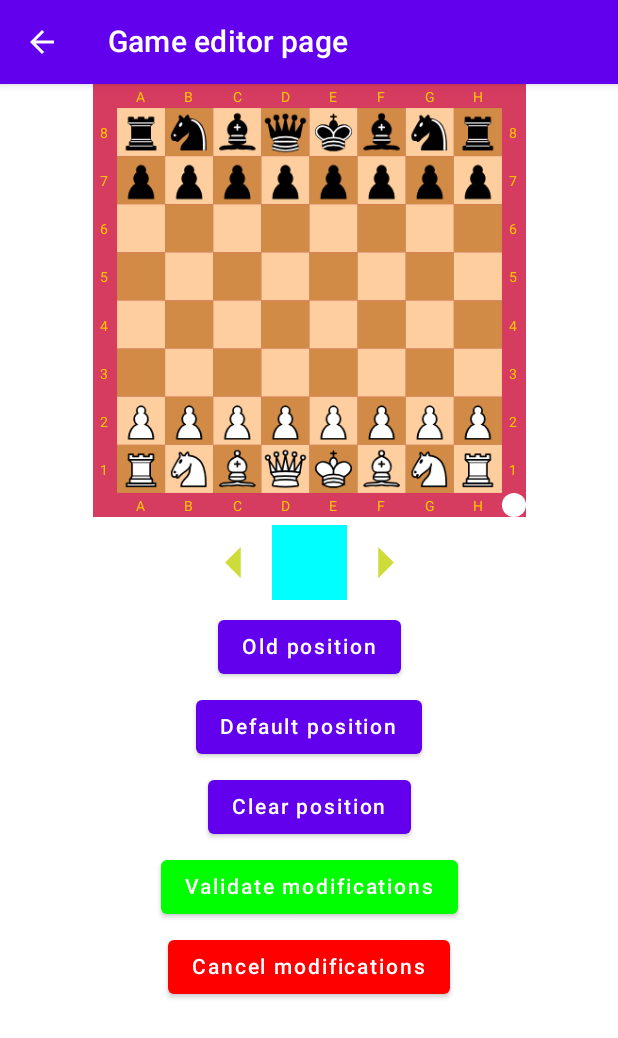
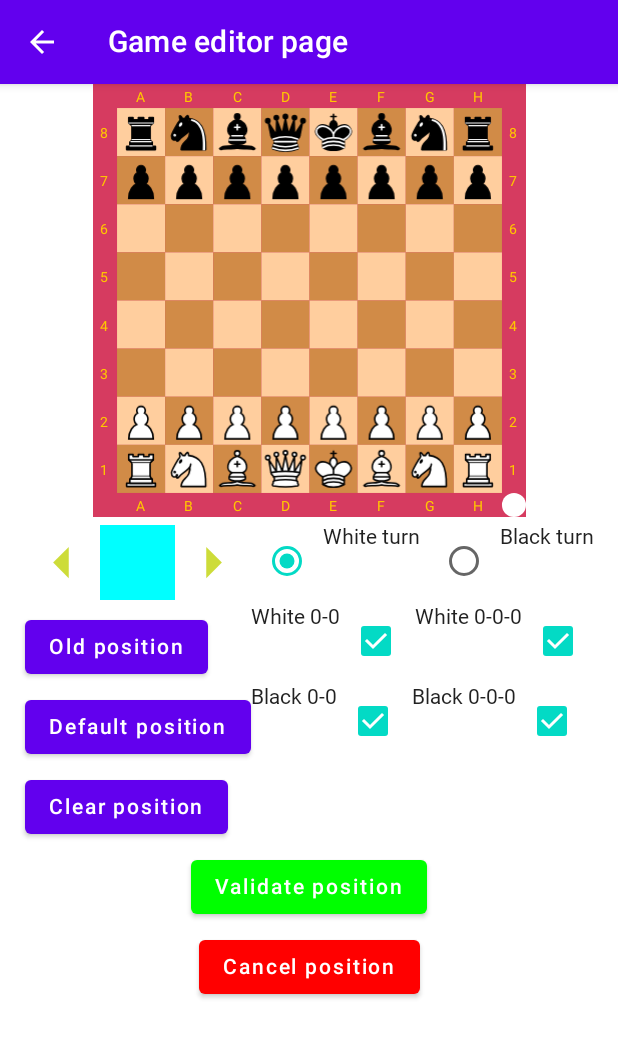
Before and after one commit to loloof64/ChessExercisesOrganizerJetpackCompose, an Android app built with Jetpack Compose: the composable GameEditorPage called with empty values, on a phone screen of 412 x 824 dp. Shown: the top 1038 px of the screen. Run offline under Robolectric (Android 15) with nearby library versions, the phone set to English and light mode, and no system bars; network calls fail; Roboto replaces fonts that are not available here.

Commit message:
Going on implementing game editor page #2.

```diff
--- a/app/src/main/java/com/loloof64/chessexercisesorganizer/ui/pages/GameEditorPage.kt
+++ b/app/src/main/java/com/loloof64/chessexercisesorganizer/ui/pages/GameEditorPage.kt
@@ -18,14 +18,16 @@ import androidx.navigation.NavHostController
 import com.loloof64.chessexercisesorganizer.R
 import com.loloof64.chessexercisesorganizer.ui.components.*
 import com.loloof64.chessexercisesorganizer.ui.theme.ChessExercisesOrganizerJetpackComposeTheme
-import com.loloof64.chessexercisesorganizer.utils.fenBoardPartToPiecesArray
-import com.loloof64.chessexercisesorganizer.utils.toBoardFen
+import com.loloof64.chessexercisesorganizer.utils.*
+import kotlinx.coroutines.coroutineScope
+import kotlinx.coroutines.launch
 
 @Composable
 fun PositionEditor(
     modifier: Modifier = Modifier,
     oldPosition: String,
-    handlePositionChanged: (String) -> Unit
+    handlePositionChanged: (String) -> Unit,
+    handleIllegalPosition: () -> Unit,
 ) {
     val configuration = LocalConfiguration.current
     val screenWidth = configuration.screenWidthDp.dp
@@ -44,6 +46,26 @@ fun PositionEditor(
 
     var currentPiece by rememberSaveable {
         mutableStateOf('.')
+    }
+
+    var whiteTurn by rememberSaveable {
+        mutableStateOf(true)
+    }
+
+    var white00 by rememberSaveable {
+        mutableStateOf(positionFen.hasWhite00())
+    }
+
+    var white000 by rememberSaveable {
+        mutableStateOf(positionFen.hasWhite000())
+    }
+
+    var black00 by rememberSaveable {
+        mutableStateOf(positionFen.hasBlack00())
+    }
+
+    var black000 by rememberSaveable {
+        mutableStateOf(positionFen.hasBlack000())
     }
 
     fun updatePosition(file: Int, rank: Int) {
@@ -71,8 +93,17 @@ fun PositionEditor(
     }
 
     fun validate() {
-        // todo check if position is legal
-        // todo notify user otherwise
+        val board = positionFen.toBoard()
+        val legalPosition = board.checkValidityCompletely()
+        if (!legalPosition) {
+            handleIllegalPosition()
+            return
+        }
+        /*
+        Update castle flags correctly,
+        as creating a board from FEN automatically adjusts castle flags
+         */
+        positionFen = board.fen
         handlePositionChanged(positionFen)
         //todo change mode callback
     }
@@ -85,16 +116,52 @@ fun PositionEditor(
         currentPiece = newValue
     }
 
-    if (isLandscape) {
-        Row(modifier = modifier) {
-            EditableChessBoard(
-                modifier = Modifier.size(screenHeight * 0.8f),
-                positionFen = positionFen,
-                handleValueUpdate = ::updatePosition
-            )
+    fun setWhiteTurn() {
+        whiteTurn = true
+        positionFen = positionFen.setWhiteTurn()
+        handlePositionChanged(positionFen)
+    }
 
-            Spacer(modifier = Modifier.size(5.dp))
+    fun setBlackTurn() {
+        whiteTurn = false
+        positionFen = positionFen.setBlackTurn()
+        handlePositionChanged(positionFen)
+    }
 
+    fun toggleWhite00() {
+        white00 = !white00
+        positionFen = positionFen.toggleWhite00()
+        handlePositionChanged(positionFen)
+    }
+
+    fun toggleWhite000() {
+        white000 = !white000
+        positionFen = positionFen.toggleWhite000()
+        handlePositionChanged(positionFen)
+    }
+
+    fun toggleBlack00() {
+        black00 = !black00
+        positionFen = positionFen.toggleBlack00()
+        handlePositionChanged(positionFen)
+    }
+
+    fun toggleBlack000() {
+        black000 = !black000
+        positionFen = positionFen.toggleBlack000()
+        handlePositionChanged(positionFen)
+    }
+
+    SideEffect {
+        whiteTurn = positionFen.isWhiteTurn()
+        white00 = positionFen.hasWhite00()
+        white000 = positionFen.hasWhite000()
+        black00 = positionFen.hasBlack00()
+        black000 = positionFen.hasBlack000()
+    }
+
+    @Composable
+    fun positionButtonsZone() {
         Column {
             ChessPieceSelector(
                 modifier = Modifier.size(30.dp),
@@ -114,9 +181,40 @@ fun PositionEditor(
             Button(onClick = ::clearPosition) {
                 Text(context.getString(R.string.clear_posiiton))
             }
+        }
+    }
 
+    @Composable
+    fun fieldsZone() {
+        Column {
+            Row {
+                RadioButton(selected = whiteTurn, onClick = ::setWhiteTurn)
+                Text(context.getString(R.string.white_turn))
                 Spacer(modifier = Modifier.size(5.dp))
+                RadioButton(selected = !whiteTurn, onClick = ::setBlackTurn)
+                Text(context.getString(R.string.black_turn))
+            }
+            Spacer(modifier = Modifier.size(5.dp))
+            Row {
+                Text(context.getString(R.string.white00))
+                Checkbox(checked = white00, onCheckedChange = {toggleWhite00()})
+                Spacer(modifier = Modifier.size(2.dp))
+                Text(context.getString(R.string.white000))
+                Checkbox(checked = white000, onCheckedChange = {toggleWhite000()})
+            }
+            Spacer(modifier = Modifier.size(5.dp))
+            Row {
+                Text(context.getString(R.string.black00))
+                Checkbox(checked = black00, onCheckedChange = {toggleBlack00()})
+                Spacer(modifier = Modifier.size(2.dp))
+                Text(context.getString(R.string.black000))
+                Checkbox(checked = black000, onCheckedChange = {toggleBlack000()})
+            }
+        }
+    }
 
+    @Composable
+    fun validationButtonsZone() {
         Button(
             onClick = ::validate,
             colors = ButtonDefaults.buttonColors(
@@ -138,6 +236,28 @@ fun PositionEditor(
             Text(context.getString(R.string.cancel_position))
         }
     }
+
+    if (isLandscape) {
+        Row(modifier = modifier) {
+            EditableChessBoard(
+                modifier = Modifier.size(screenHeight * 0.8f),
+                positionFen = positionFen,
+                handleValueUpdate = ::updatePosition
+            )
+
+            Spacer(modifier = Modifier.size(5.dp))
+
+            Column(horizontalAlignment = Alignment.CenterHorizontally) {
+                Row {
+                    positionButtonsZone()
+
+                    fieldsZone()
+                }
+
+                Spacer(modifier = Modifier.size(5.dp))
+
+                validationButtonsZone()
+            }
         }
     } else {
         Column(modifier = modifier, horizontalAlignment = Alignment.CenterHorizontally) {
@@ -149,48 +269,15 @@ fun PositionEditor(
 
             Spacer(modifier = Modifier.size(5.dp))
 
-            ChessPieceSelector(
-                modifier = Modifier.size(30.dp),
-                handleValueUpdate = ::handlePieceValueUpdate,
-                firstPieceValue = currentPiece,
-            )
+            Row {
+                positionButtonsZone()
 
-            Spacer(modifier = Modifier.size(5.dp))
-
-
-            Button(onClick = ::loadOldPosition) {
-                Text(context.getString(R.string.load_old_position))
-            }
-            Spacer(modifier = Modifier.size(5.dp))
-            Button(onClick = ::loadDefaultPosition) {
-                Text(context.getString(R.string.load_default_position))
-            }
-            Spacer(modifier = Modifier.size(5.dp))
-            Button(onClick = ::clearPosition) {
-                Text(context.getString(R.string.clear_posiiton))
+                fieldsZone()
             }
 
             Spacer(modifier = Modifier.size(5.dp))
 
-            Button(
-                onClick = ::validate,
-                colors = ButtonDefaults.buttonColors(
-                    backgroundColor = Color.Green,
-                    contentColor = Color.White
-                )
-            ) {
-                Text(context.getString(R.string.validate_position))
-            }
-            Spacer(modifier = Modifier.size(5.dp))
-            Button(
-                onClick = ::cancel,
-                colors = ButtonDefaults.buttonColors(
-                    backgroundColor = Color.Red,
-                    contentColor = Color.White
-                )
-            ) {
-                Text(context.getString(R.string.cancel_position))
-            }
+            validationButtonsZone()
         }
     }
 }
@@ -203,6 +290,8 @@ fun GameEditorPage(navController: NavHostController, index: Int) {
     var oldPosition by rememberSaveable {
         mutableStateOf(STANDARD_FEN)
     }
+
+    val coroutineScope = rememberCoroutineScope()
 
     fun goBack() {
         navController.popBackStack()
@@ -231,6 +320,11 @@ fun GameEditorPage(navController: NavHostController, index: Int) {
                 oldPosition = oldPosition,
                 handlePositionChanged = {
                     oldPosition = it
+                },
+                handleIllegalPosition = {
+                    coroutineScope.launch {
+                        scaffoldState.snackbarHostState.showSnackbar(context.getString(R.string.illegal_position))
+                    }
                 }
             )
         }
--- a/app/src/main/res/values/strings.xml
+++ b/app/src/main/res/values/strings.xml
@@ -103,6 +103,13 @@
     <string name="load_old_position">Old position</string>
     <string name="clear_posiiton">Clear position</string>
     <string name="load_default_position">Default position</string>
-    <string name="validate_position">Validate modifications</string>
-    <string name="cancel_position">Cancel modifications</string>
+    <string name="validate_position">Validate position</string>
+    <string name="cancel_position">Cancel position</string>
+    <string name="white_turn">White turn</string>
+    <string name="black_turn">Black turn</string>
+    <string name="illegal_position">Illegal position !</string>
+    <string name="white00">White 0-0</string>
+    <string name="white000">White 0-0-0</string>
+    <string name="black00">Black 0-0</string>
+    <string name="black000">Black 0-0-0</string>
 </resources>
```
Also changed, not shown: app/src/main/java/com/loloof64/chessexercisesorganizer/utils/Extensions.kt (+129 -7 lines), 2 other files. Lines whose indentation alone changed are shown as unchanged.
